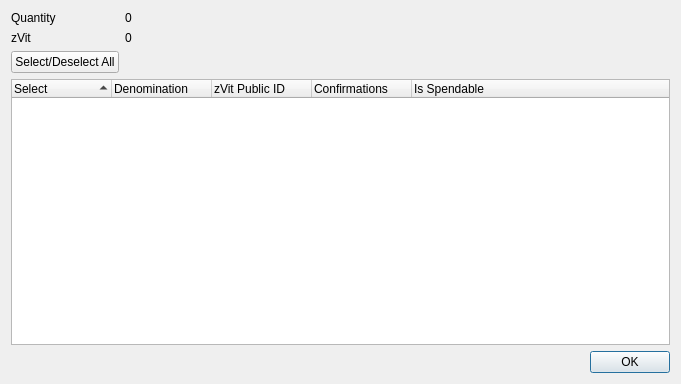
Qt form src/qt/forms/zVitcontroldialog.ui (VitaeTeam/Vitae) before a commit.
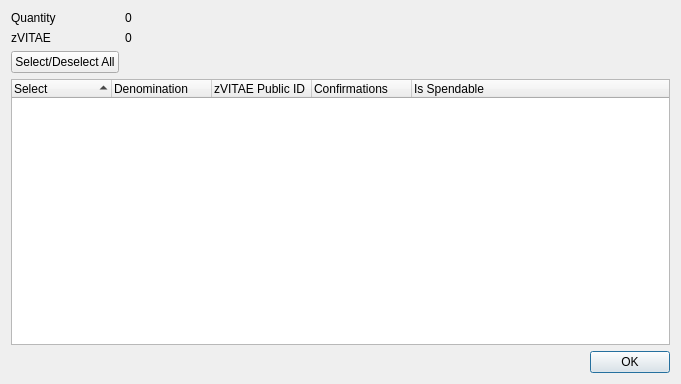
The same form after that commit.

Commit message: All Vit's Now Vitae

```diff
--- a/src/qt/forms/zVitcontroldialog.ui
+++ b/src/qt/forms/zVitcontroldialog.ui
@@ -42,7 +42,7 @@
      <item row="1" column="0">
       <widget class="QLabel" name="labelZVit">
        <property name="text">
-        <string>zVit</string>
+        <string>zVITAE</string>
        </property>
       </widget>
      </item>
@@ -96,7 +96,7 @@
        </column>
        <column>
         <property name="text">
-         <string notr="true">zVit Public ID</string>
+         <string notr="true">zVITAE Public ID</string>
         </property>
        </column>
        <column>
```
Left out of the diff: 2 changed lines with no effect on the pictures. The commit also changes 76 other files.
